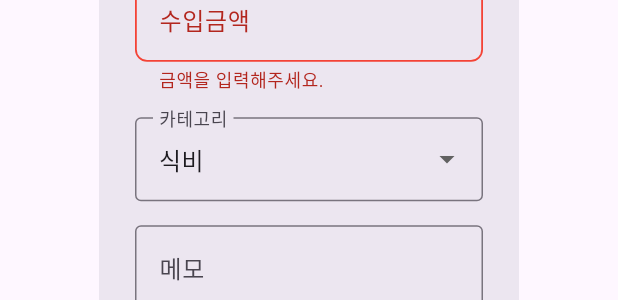
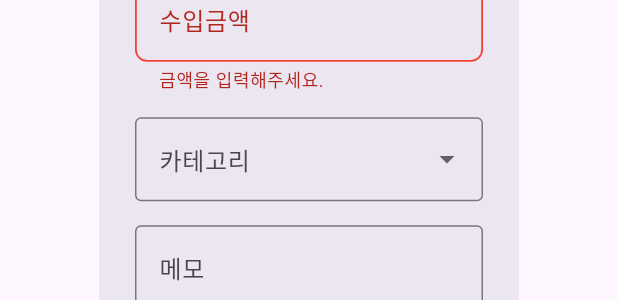
Before and after one commit to KIMjjjjjjjj/BudgetBook, a Flutter app: the IncomePage widget shown alone on an empty page, opened directly with empty values, after a tap on "확인", on a phone screen of 412 x 824 dp. Shown: the part 512-812 px from the top of the screen. Run offline on Flutter 3.47's test engine with Material 3 defaults, Android fonts, the light colour scheme and no system bars; our stand-ins replace cloud_firestore, cloud_functions, firebase_auth, firebase_core, firebase_messaging, firebase_storage and 6 more; missing offline and left inert: mailer; accounts and stored records are empty.

Commit message:
update HistoryPage.dart

```diff
--- a/lib/HistoryPage.dart
+++ b/lib/HistoryPage.dart
@@ -655,7 +655,7 @@ class _IncomePageState extends State<IncomePage>{
   DateTime selectedDateTime = DateTime.now();
   final TextEditingController incomeAmountController = TextEditingController();
   final TextEditingController memoController = TextEditingController();
-  String selectedCategory = '식비';
+  String selectedCategory = '월급ㅗ';
   String? errorMessage1;
   String? errorMessage2;
 
@@ -755,10 +755,10 @@ class _IncomePageState extends State<IncomePage>{
                 border: OutlineInputBorder(),
               ),
               items: const [
-                DropdownMenuItem(value: '식비', child: Text('식비')),
-                DropdownMenuItem(value: '교통비', child: Text('교통비')),
-                DropdownMenuItem(value: '마트/편의점', child: Text('마트/편의점')),
-                DropdownMenuItem(value: '패션/미용', child: Text('패션/미용')),
+                DropdownMenuItem(value: '월급', child: Text('월급')),
+                DropdownMenuItem(value: '이체', child: Text('이체')),
+                DropdownMenuItem(value: '금융소득', child: Text('금융소득')),
+                DropdownMenuItem(value: '용돈', child: Text('용돈')),
                 DropdownMenuItem(value: '기타', child: Text('기타')),
               ],
               onChanged: (value) {
@@ -793,7 +793,7 @@ class _IncomePageState extends State<IncomePage>{
               CollectionReference subCollection = FirebaseFirestore.instance.collection('users').doc(widget.elements).collection('income');
               await subCollection.add({
                 'date': selectedDateTime,
-                'expenseAmount': int.parse(incomeAmountController.text.trim()),
+                'incomeAmount': int.parse(incomeAmountController.text.trim()),
                 'year' : selectedDateTime.year,
                 'month' : selectedDateTime.month,
                 'day' : selectedDateTime.day,
```
